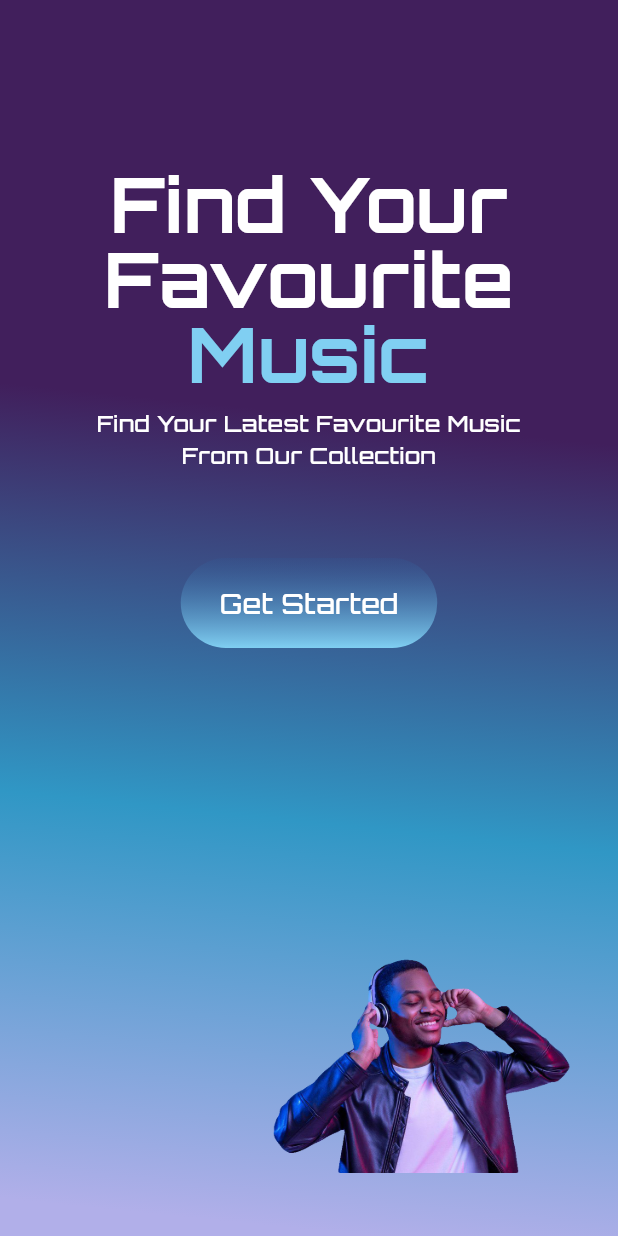
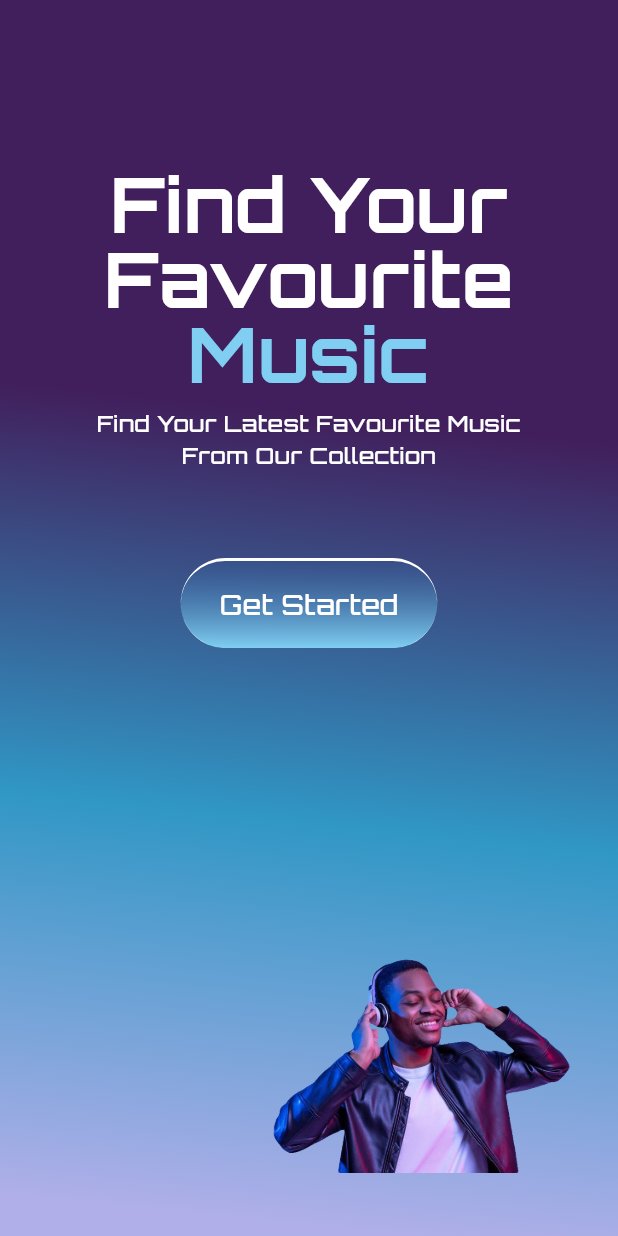
Before and after one commit to Amro27code/quran_app, a Flutter app: the screen it shows after launch, on a phone screen of 412 x 824 dp. Run offline on Flutter 3.47's test engine with Material 3 defaults, Android fonts, the phone set to English and light mode, and no system bars.

Commit message:
custom button  onb p2

```diff
--- a/lib/core/color_manager.dart
+++ b/lib/core/color_manager.dart
@@ -7,6 +7,6 @@ class ColorManager {
   static const Color onbSecondary1 = Color(0xff3097C5);
   static const Color onbSecondary2 = Color(0xffB1AFE9);
   static const Color titleOnb = Color(0xff80CFF2);
-  static const Color buttonOnb1 = Color(0x332F5D9A);
+  static const Color  buttonOnb1 = Color(0x332F5D9A);
   static const Color buttonOnb2 = Color(0xff80CFF2);
 }
--- a/lib/feature/onBoardingScreen/screens/onb_screen.dart
+++ b/lib/feature/onBoardingScreen/screens/onb_screen.dart
@@ -4,6 +4,7 @@ import 'package:quran_app/core/image_path_manager.dart';
 import 'package:quran_app/core/numbers/alignmet_manager.dart';
 import 'package:quran_app/core/numbers/font_size.dart';
 import 'package:quran_app/core/text_manager.dart';
+import 'package:quran_app/feature/onBoardingScreen/widgets/custom_button.dart';
 import 'package:quran_app/feature/onBoardingScreen/widgets/custom_title.dart';
 
 class OnbScreen extends StatelessWidget {
@@ -13,6 +14,8 @@ class OnbScreen extends StatelessWidget {
   Widget build(BuildContext context) {
     return Scaffold(
       body: Container(
+        width: .infinity,
+        height: .infinity,
         alignment: .center,
         decoration: BoxDecoration(
           gradient: LinearGradient(
@@ -32,8 +35,6 @@ class OnbScreen extends StatelessWidget {
             ],
           ),
         ),
-        width: .infinity,
-        height: .infinity,
         child: SizedBox(
           width: .infinity,
           child: Column(
@@ -52,30 +53,7 @@ class OnbScreen extends StatelessWidget {
                 weight: .w500,
               ),
               const SizedBox(height: 58),
-              GestureDetector(
-                onTap: () => Navigator.pushReplacementNamed(context, "home"),
-                child: Container(
-                  width: 171,
-                  height: 60,
-                  decoration: BoxDecoration(
-                    gradient: LinearGradient(
-                      begin: .topCenter,
-                      end: .bottomCenter,
-                      colors: [ColorManager.buttonOnb1, ColorManager.buttonOnb2],
-                    ),
-                    borderRadius: BorderRadius.circular(50),
-                  ),
-                  alignment: .center,
-                  child: Text(
-                    TextManager.onbButton,
-                    style: TextStyle(
-                      fontWeight: .w500,
-                      fontSize: FontSizeValues.buttonOnb,
-                      color: Colors.white,
-                    ),
-                  ),
-                ),
-              ),
+              customButtonOnb(context:context),
               Spacer(),
               Align(
                 alignment: .bottomRight,
--- /dev/null
+++ b/lib/feature/onBoardingScreen/widgets/custom_button.dart
@@ -0,0 +1,37 @@
+import 'package:flutter/material.dart';
+import 'package:quran_app/core/color_manager.dart';
+import 'package:quran_app/core/numbers/font_size.dart';
+import 'package:quran_app/core/text_manager.dart';
+
+GestureDetector customButtonOnb({required BuildContext context}){
+  return GestureDetector(
+    onTap: () => Navigator.pushReplacementNamed(context, "home"),
+    child: Container(
+      width: 171,
+      height: 60,
+      decoration: BoxDecoration(
+        border: Border(
+          top: BorderSide(color: ColorManager.whiteColor,width: 2),
+        ),
+        gradient: LinearGradient(
+          begin: .topCenter,
+          end: .bottomCenter,
+          colors: [
+            ColorManager.buttonOnb1,
+            ColorManager.buttonOnb2,
+          ],
+        ),
+        borderRadius: BorderRadius.circular(50),
+      ),
+      alignment: .center,
+      child: Text(
+        TextManager.onbButton,
+        style: TextStyle(
+          fontWeight: .w500,
+          fontSize: FontSizeValues.buttonOnb,
+          color: Colors.white,
+        ),
+      ),
+    ),
+  );
+}
```
